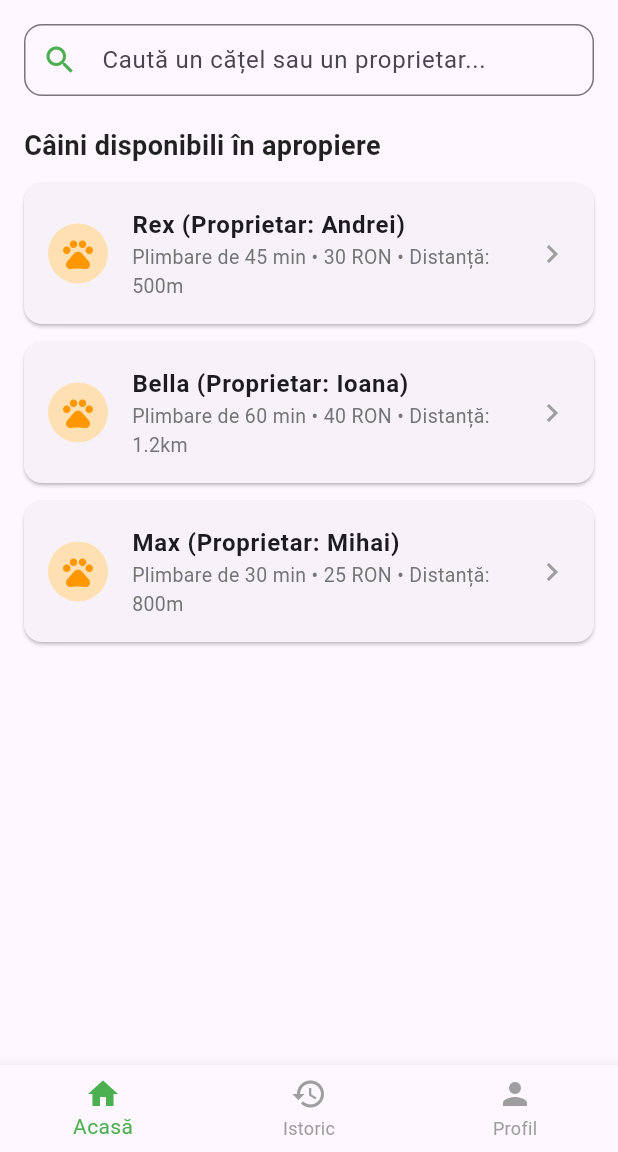
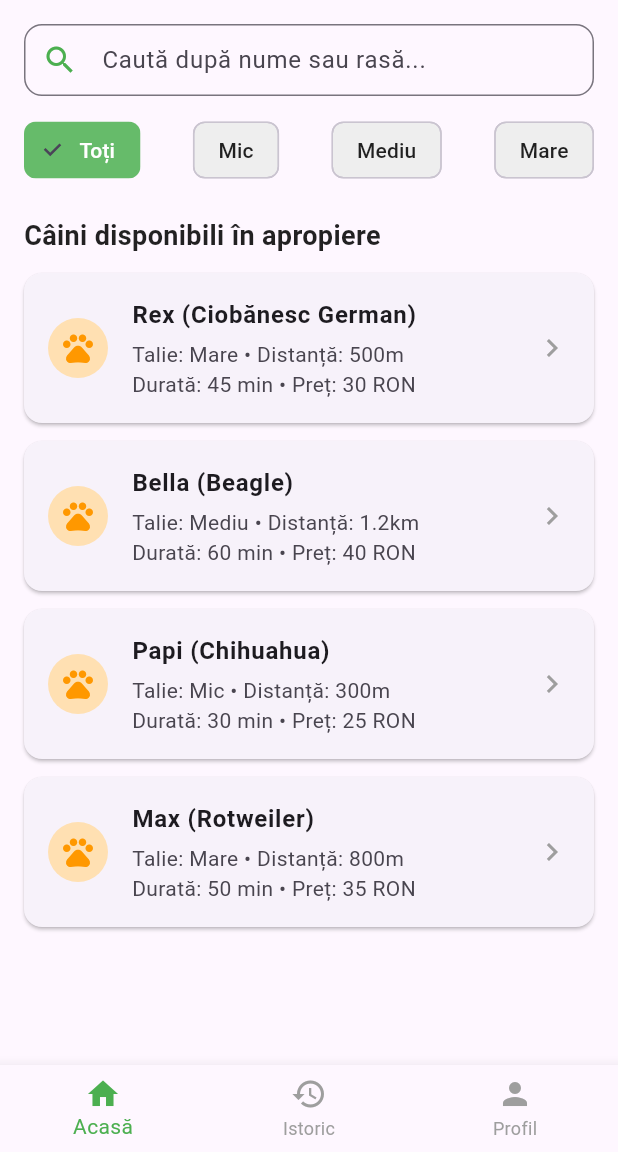
Before and after one commit to bogdanbadea2011-cmd/paws_now, a Flutter app: the WalkerHomeScreen screen opened directly, on a phone screen of 412 x 824 dp, the part 84-1236 px from its top. Run offline on Flutter 3.47's test engine with Material 3 defaults, Android fonts, the phone set to English and light mode, and no system bars.

Commit message:
Adaugat filtre dupa talia cainilor ChoiceChip in ecranul de walker

```diff
--- a/lib/walker_home_screen.dart
+++ b/lib/walker_home_screen.dart
@@ -14,29 +14,44 @@ class _WalkerHomeScreenState extends State<WalkerHomeScreen> {
   int _currentIndex = 0;
   final TextEditingController _searchController = TextEditingController();
   String _searchQuery = '';
+  String _selectedSize = 'Toți';
 
-  // Lista completă de câini disponibili în zonă
   final List<Map<String, String>> _allDogs = [
     {
       'dogName': 'Rex',
+      'breed': 'Ciobănesc German',
       'ownerName': 'Andrei',
       'duration': '45 min',
       'price': '30 RON',
       'distance': '500m',
+      'size': 'Mare',
     },
     {
       'dogName': 'Bella',
+      'breed': 'Beagle',
       'ownerName': 'Ioana',
       'duration': '60 min',
       'price': '40 RON',
       'distance': '1.2km',
+      'size': 'Mediu',
+    },
+    {
+      'dogName': 'Papi',
+      'breed': 'Chihuahua',
+      'ownerName': 'Elena',
+      'duration': '30 min',
+      'price': '25 RON',
+      'distance': '300m',
+      'size': 'Mic',
     },
     {
       'dogName': 'Max',
+      'breed': 'Rotweiler',
       'ownerName': 'Mihai',
-      'duration': '30 min',
-      'price': '25 RON',
+      'duration': '50 min',
+      'price': '35 RON',
       'distance': '800m',
+      'size': 'Mare',
     },
   ];
 
@@ -55,12 +70,13 @@ class _WalkerHomeScreenState extends State<WalkerHomeScreen> {
     } else if (_currentIndex == 2) {
       bodyContent = const ProfileScreen();
     } else {
-      // Filtrarea dinamică a listei în funcție de textul introdus în bara de căutare
       final filteredDogs = _allDogs.where((dog) {
         final name = dog['dogName']!.toLowerCase();
-        final owner = dog['ownerName']!.toLowerCase();
+        final breed = dog['breed']!.toLowerCase();
         final query = _searchQuery.toLowerCase();
-        return name.contains(query) || owner.contains(query);
+        final matchesQuery = name.contains(query) || breed.contains(query);
+        final matchesSize = _selectedSize == 'Toți' || dog['size'] == _selectedSize;
+        return matchesQuery && matchesSize;
       }).toList();
 
       bodyContent = Padding(
@@ -68,11 +84,10 @@ class _WalkerHomeScreenState extends State<WalkerHomeScreen> {
         child: Column(
           crossAxisAlignment: CrossAxisAlignment.start,
           children: [
-            // Câmpul vizual de Căutare (Search Bar)
             TextField(
               controller: _searchController,
               decoration: InputDecoration(
-                hintText: 'Caută un cățel sau un proprietar...',
+                hintText: 'Caută după nume sau rasă...',
                 prefixIcon: const Icon(Icons.search, color: Colors.green),
                 suffixIcon: _searchQuery.isNotEmpty
                     ? IconButton(
@@ -85,10 +100,7 @@ class _WalkerHomeScreenState extends State<WalkerHomeScreen> {
                         },
                       )
                     : null,
-                border: OutlineInputBorder(
-                  borderRadius: BorderRadius.circular(12),
-                  borderSide: const BorderSide(color: Colors.green),
-                ),
+                border: OutlineInputBorder(borderRadius: BorderRadius.circular(12)),
                 focusedBorder: OutlineInputBorder(
                   borderRadius: BorderRadius.circular(12),
                   borderSide: const BorderSide(color: Colors.green, width: 2),
@@ -97,19 +109,38 @@ class _WalkerHomeScreenState extends State<WalkerHomeScreen> {
               ),
               onChanged: (value) {
                 setState(() {
-                  _searchQuery = value; // Actualizează lista la fiecare literă tastată
+                  _searchQuery = value;
                 });
               },
+            ),
+            const SizedBox(height: 12),
+
+            Row(
+              mainAxisAlignment: MainAxisAlignment.spaceBetween,
+              children: ['Toți', 'Mic', 'Mediu', 'Mare'].map((size) {
+                final isSelected = _selectedSize == size;
+                return ChoiceChip(
+                  label: Text(size),
+                  selected: isSelected,
+                  selectedColor: Colors.green.shade400,
+                  // Corectat eroarea de stilizare a textului de la linia 132
+                  labelStyle: TextStyle(
+                    color: isSelected ? Colors.white : Colors.black87,
+                  ),
+                  backgroundColor: Colors.grey.shade200,
+                  onSelected: (bool selected) {
+                    setState(() {
+                      _selectedSize = selected ? size : 'Toți';
+                    });
+                  },
+                );
+              }).toList(),
             ),
             const SizedBox(height: 20),
 
             const Text(
               'Câini disponibili în apropiere',
-              style: TextStyle(
-                fontSize: 18,
-                fontWeight: FontWeight.bold,
-                color: Colors.black87,
-              ),
+              style: TextStyle(fontSize: 18, fontWeight: FontWeight.bold, color: Colors.black87),
             ),
             const SizedBox(height: 12),
 
@@ -121,9 +152,9 @@ class _WalkerHomeScreenState extends State<WalkerHomeScreen> {
                         children: [
                           Icon(Icons.search_off, size: 64, color: Colors.grey.shade400),
                           const SizedBox(height: 12),
-                          Text(
-                            'Nu am găsit niciun cățel pentru "$_searchQuery"',
-                            style: TextStyle(color: Colors.grey.shade600, fontSize: 15),
+                          const Text(
+                            'Nu am găsit niciun cățel cu aceste filtre.',
+                            style: TextStyle(color: Colors.grey, fontSize: 15),
                           ),
                         ],
                       ),
@@ -134,9 +165,7 @@ class _WalkerHomeScreenState extends State<WalkerHomeScreen> {
                         final dog = filteredDogs[index];
                         return Card(
                           margin: const EdgeInsets.only(bottom: 12),
-                          shape: RoundedRectangleBorder(
-                            borderRadius: BorderRadius.circular(12),
-                          ),
+                          shape: RoundedRectangleBorder(borderRadius: BorderRadius.circular(12)),
                           child: ListTile(
                             contentPadding: const EdgeInsets.symmetric(horizontal: 16, vertical: 8),
                             leading: CircleAvatar(
@@ -144,12 +173,16 @@ class _WalkerHomeScreenState extends State<WalkerHomeScreen> {
                               child: const Icon(Icons.pets, color: Colors.orange),
                             ),
                             title: Text(
-                              '${dog['dogName']} (Proprietar: ${dog['ownerName']})',
+                              '${dog['dogName']} (${dog['breed']})',
                               style: const TextStyle(fontWeight: FontWeight.bold),
                             ),
-                            subtitle: Text(
-                              'Plimbare de ${dog['duration']} • ${dog['price']} • Distanță: ${dog['distance']}',
-                              style: TextStyle(color: Colors.grey.shade600, fontSize: 13),
+                            subtitle: Column(
+                              crossAxisAlignment: CrossAxisAlignment.start,
+                              children: [
+                                const SizedBox(height: 4),
+                                Text('Talie: ${dog['size']} • Distanță: ${dog['distance']}'),
+                                Text('Durată: ${dog['duration']} • Preț: ${dog['price']}'),
+                              ],
                             ),
                             trailing: const Icon(Icons.chevron_right, color: Colors.grey),
                             onTap: () {
```
